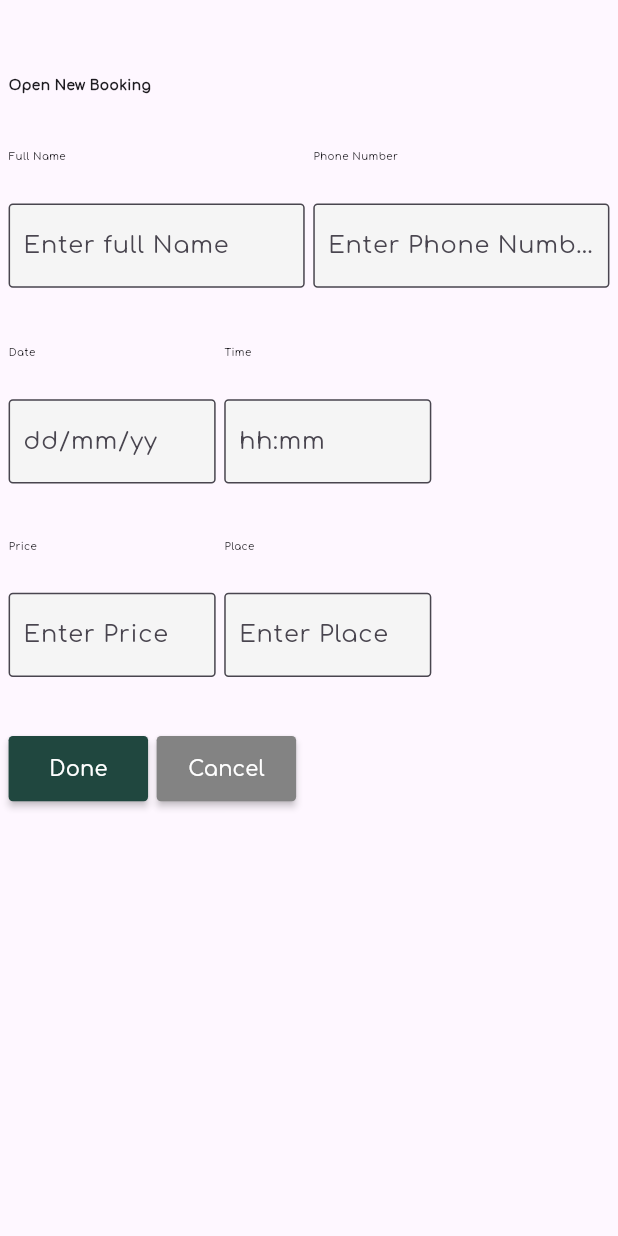
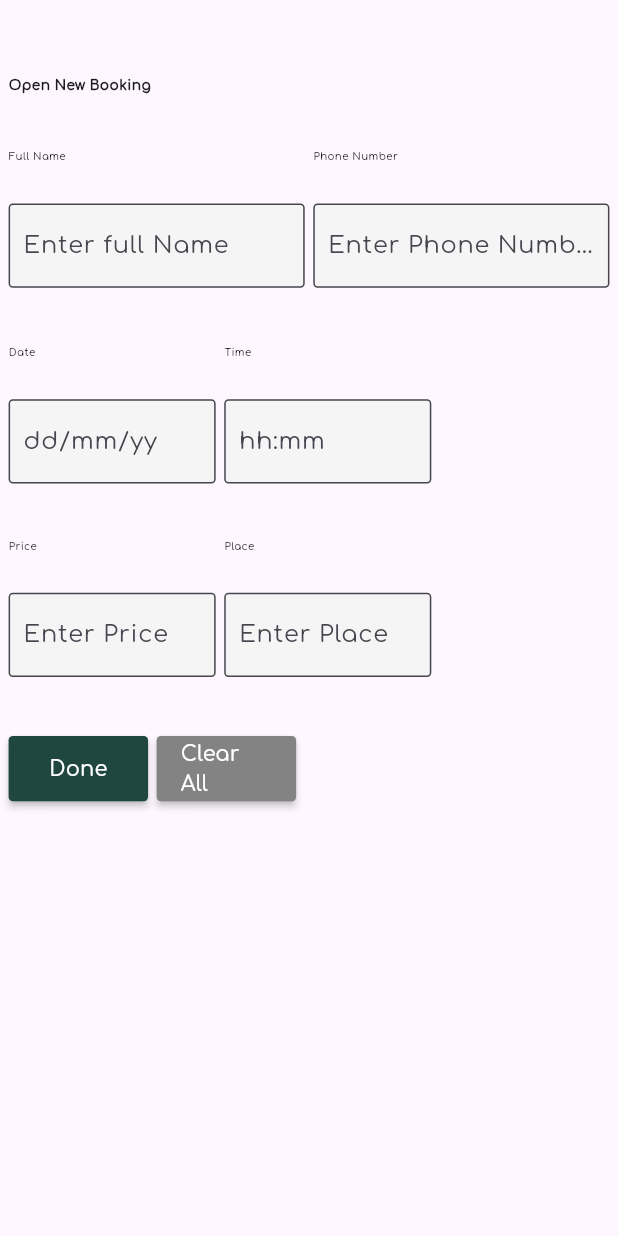
Before and after one commit to Santos1012/shaghaf_desktop, a Flutter app: the NewBookView screen opened directly, on a phone screen of 412 x 824 dp. Run offline on Flutter 3.47's test engine with Material 3 defaults, Android fonts, the phone set to English and light mode, and no system bars; our stand-ins replace flutter_bloc, go_router, google_fonts, sidebarx.

Commit message:
refactor ui

```diff
--- /dev/null
+++ b/devtools_options.yaml
@@ -0,0 +1 @@
+extensions:
--- a/lib/features/new_book/presentation/views/widgets/new_book_body.dart
+++ b/lib/features/new_book/presentation/views/widgets/new_book_body.dart
@@ -1,4 +1,3 @@
-import 'package:flutter/cupertino.dart';
 import 'package:flutter/material.dart';
 import 'package:saghaf_desktop/core/utils/imports.dart';
 import 'package:saghaf_desktop/core/utils/media_query.dart';
@@ -134,10 +133,11 @@ class NewBookBody extends StatelessWidget {
                     onPressed: () {},
                     shape: RoundedRectangleBorder(
                         borderRadius: BorderRadius.circular(10.w(context))),
-                    color: Color(0xFF20473F),
-                    child: Text(
+                    color: const Color(0xFF20473F),
+                    child: const Text(
                       "Done",
-                      style: TextStyle(color: Colors.white),
+                      style: TextStyle(
+                          color: Colors.white, fontFamily: "Comfortaa"),
                     )),
               ),
               SizedBox(
@@ -156,10 +156,11 @@ class NewBookBody extends StatelessWidget {
                     },
                     shape: RoundedRectangleBorder(
                         borderRadius: BorderRadius.circular(10.w(context))),
-                    color: Color(0xFF838383),
+                    color: const Color(0xFF838383),
                     child: const Text(
-                      "Cancel",
-                      style: TextStyle(color: Colors.white),
+                      "Clear All",
+                      style: TextStyle(
+                          color: Colors.white, fontFamily: "Comfortaa"),
                     )),
               ),
             ]),
--- a/lib/features/side_bar/presentation/views/side_bar_view.dart
+++ b/lib/features/side_bar/presentation/views/side_bar_view.dart
@@ -1,10 +1,7 @@
 import 'package:flutter_bloc/flutter_bloc.dart';
 import 'package:saghaf_desktop/core/utils/imports.dart';
-import 'package:saghaf_desktop/core/utils/media_query.dart';
-import 'package:saghaf_desktop/features/new_book/presentation/views/new_book_view.dart';
 import 'package:saghaf_desktop/features/side_bar/presentation/manager/side_bar_cubit.dart';
 import 'package:saghaf_desktop/features/side_bar/presentation/views/widgets/side_bar_body.dart';
-import 'package:saghaf_desktop/features/splash/presentations/views/splash_view.dart';
 
 class SideBarView extends StatelessWidget {
   const SideBarView({super.key});
--- a/lib/features/splash/presentations/views/widgets/splash_body.dart
+++ b/lib/features/splash/presentations/views/widgets/splash_body.dart
@@ -55,7 +55,7 @@ class _SplashBodyState extends State<SplashBody> {
     Future.delayed(
       const Duration(milliseconds: 3000),
       () {
-        GoRouter.of(context).go(Routers.newBook);
+        GoRouter.of(context).go(Routers.login);
       },
     );
   }
```
Also changed, not shown: lib/features/auth/presentation/views/widgets/login_body.dart (+24 -6 lines), lib/features/side_bar/presentation/views/widgets/side_bar_body.dart (+8 -6 lines), lib/main.dart (+8 -1 lines).
